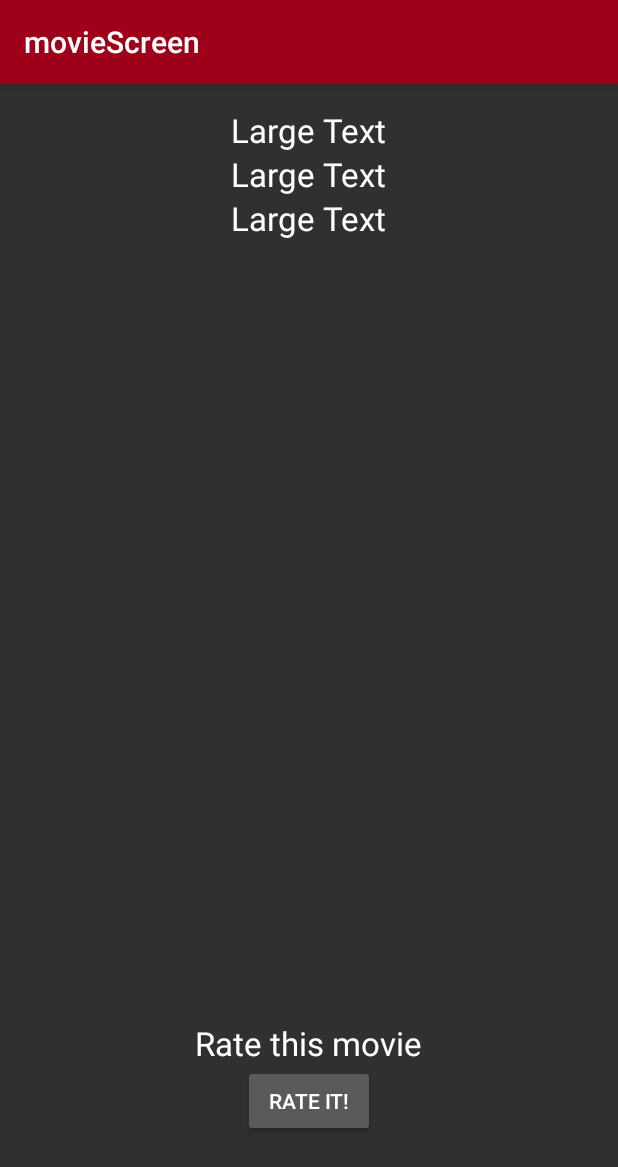
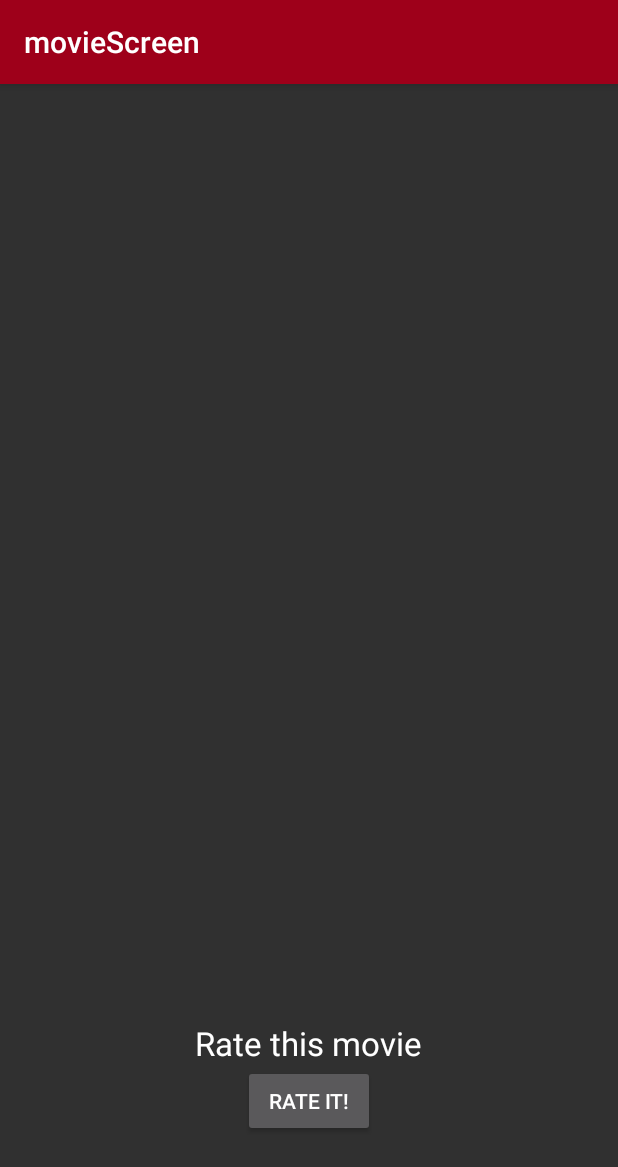
Before and after one commit to kananx/BuzzMovies, an Android app: the MovieScreen screen opened directly, with no data from a screen before it, on a phone screen of 412 x 824 dp. Shown: the top 1167 px of the screen. Run offline under Robolectric (Android 15) with nearby library versions, the phone set to English and light mode, and no system bars; network calls fail; 3 statements that could not run were skipped.

Commit message:
Made textboxes by default blank rather than Large Text

```diff
--- a/app/src/main/res/layout/content_home.xml
+++ b/app/src/main/res/layout/content_home.xml
@@ -23,7 +23,7 @@
     <Button
         android:layout_width="wrap_content"
         android:layout_height="wrap_content"
-        android:text="New Button"
+        android:text="@string/recommendation_button"
         android:id="@+id/recommendation_button"
         android:layout_below="@+id/textView"
         android:layout_centerHorizontal="true"
@@ -33,9 +33,8 @@
         android:layout_width="wrap_content"
         android:layout_height="wrap_content"
         android:textAppearance="?android:attr/textAppearanceLarge"
-        android:text="Large Text"
         android:id="@+id/recommended_movie"
         android:layout_centerVertical="true"
-        android:layout_alignStart="@+id/recommendation_button" />
+        android:layout_centerHorizontal="true" />
 
 </RelativeLayout>
--- a/app/src/main/res/layout/content_movie_screen.xml
+++ b/app/src/main/res/layout/content_movie_screen.xml
@@ -16,16 +16,15 @@
         android:layout_width="wrap_content"
         android:layout_height="wrap_content"
         android:textAppearance="?android:attr/textAppearanceLarge"
-        android:text="Large Text"
         android:id="@+id/movieTitle"
         android:layout_alignParentTop="true"
-        android:layout_centerHorizontal="true" />
+        android:layout_centerHorizontal="true"
+        android:autoText="false" />
 
     <TextView
         android:layout_width="wrap_content"
         android:layout_height="wrap_content"
         android:textAppearance="?android:attr/textAppearanceLarge"
-        android:text="Large Text"
         android:id="@+id/movieGenre"
         android:layout_below="@+id/movieTitle"
         android:layout_centerHorizontal="true" />
@@ -34,7 +33,6 @@
         android:layout_width="wrap_content"
         android:layout_height="wrap_content"
         android:textAppearance="?android:attr/textAppearanceLarge"
-        android:text="Large Text"
         android:id="@+id/movieDescription"
         android:layout_below="@+id/movieGenre"
         android:layout_centerHorizontal="true" />
--- a/app/src/main/res/layout/content_review.xml
+++ b/app/src/main/res/layout/content_review.xml
@@ -16,7 +16,6 @@
         android:layout_width="wrap_content"
         android:layout_height="wrap_content"
         android:textAppearance="?android:attr/textAppearanceLarge"
-        android:text="Large Text"
         android:id="@+id/reviewTitle"
         android:layout_alignParentTop="true"
         android:layout_centerHorizontal="true" />
```
Also changed, not shown: settings.gradle (line endings or trailing spaces).
